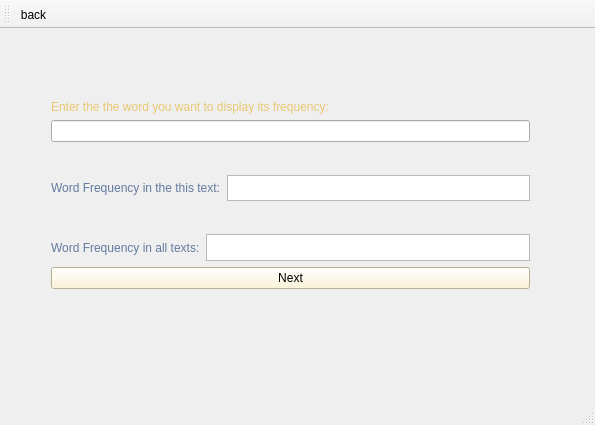
The window that SearchPage.ui (Rrr3rrr2004/Word-Frequency-Count) describes before a commit, drawn with Qt 5.
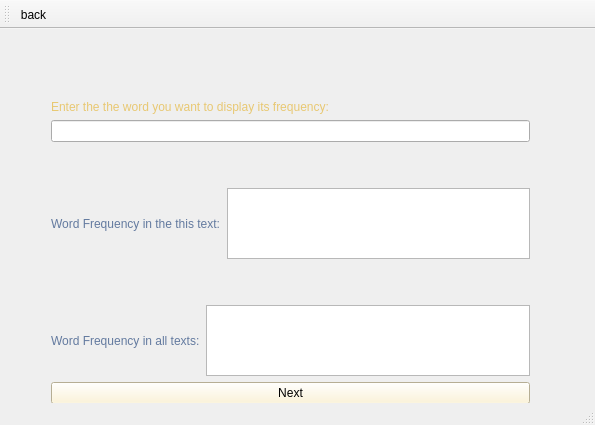
The same window after the commit. Icons and pictures are not drawn.

Diff of the .ui file:
```diff
--- a/SearchPage.ui
+++ b/SearchPage.ui
@@ -14,13 +14,13 @@
    <string>SearchPage</string>
   </property>
   <widget class="QWidget" name="centralWidget">
-   <widget class="QWidget" name="">
+   <widget class="QWidget" name="layoutWidget">
     <property name="geometry">
      <rect>
       <x>40</x>
       <y>60</y>
       <width>501</width>
-      <height>211</height>
+      <height>326</height>
      </rect>
     </property>
     <layout class="QGridLayout" name="gridLayout">
```
Left out of the diff: 2 changed lines with no effect on the pictures.
